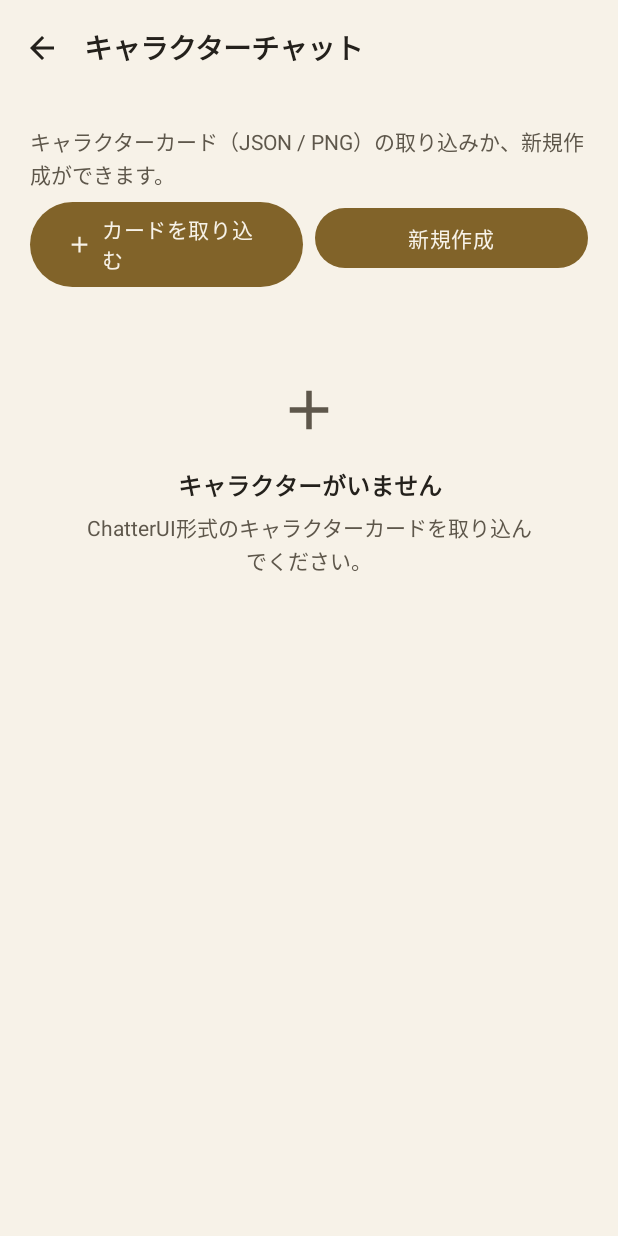
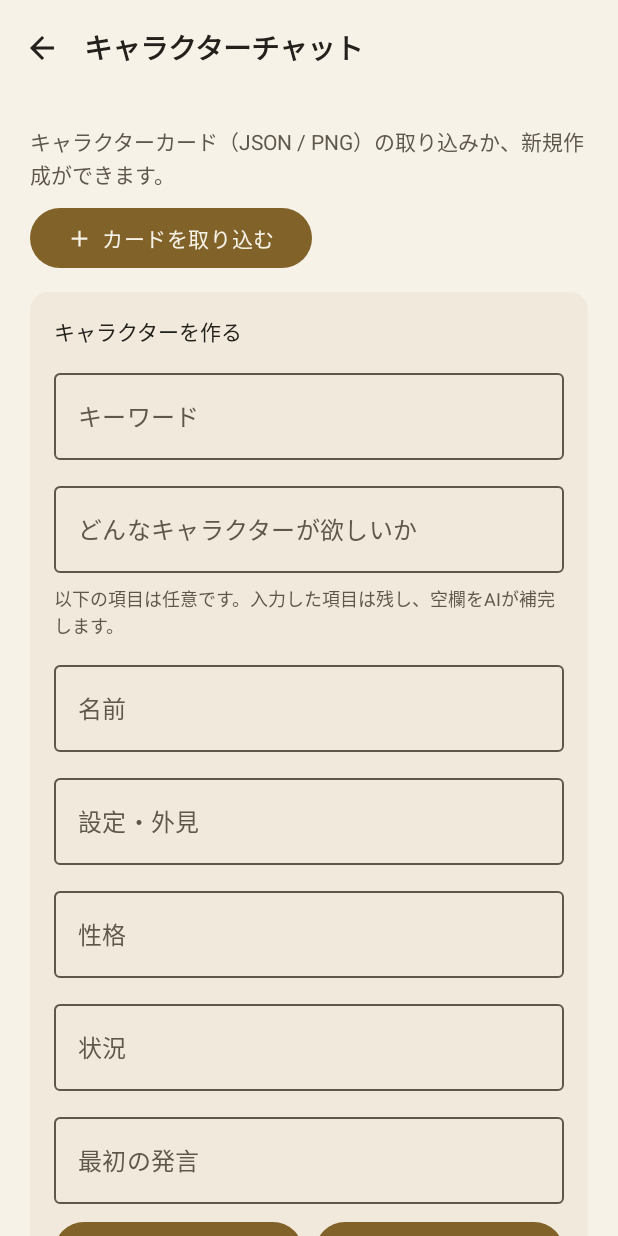
Before and after one commit to shiokunn/trpg, an Android app built with Jetpack Compose: the CharacterChatScreen screen opened through its navigation route, on a phone screen of 412 x 824 dp. Run offline under Robolectric (Android 15) with nearby library versions, the phone set to English and light mode, and no system bars; our stand-ins replace Material 3 Expressive styles (plain Material 3 is drawn), Room's generated code.

Commit message:
ui(chat): keep the creation form always visible

```diff
--- a/app/src/main/kotlin/io/github/shiokunn/trpg/ui/chat/CharacterChatScreen.kt
+++ b/app/src/main/kotlin/io/github/shiokunn/trpg/ui/chat/CharacterChatScreen.kt
@@ -65,7 +65,6 @@ fun CharacterChatScreen(viewModel: CharacterChatViewModel, onBack: () -> Unit) {
     val selected = characters.firstOrNull { it.id == selectedId }
 
     var input by remember { mutableStateOf("") }
-    var showCreate by remember { mutableStateOf(false) }
     var keywords by remember { mutableStateOf("") }
     var wish by remember { mutableStateOf("") }
     var name by remember { mutableStateOf("") }
@@ -138,18 +137,12 @@ fun CharacterChatScreen(viewModel: CharacterChatViewModel, onBack: () -> Unit) {
                             color = MaterialTheme.colorScheme.onSurfaceVariant,
                         )
                         Spacer(Modifier.size(8.dp))
-                        Row(horizontalArrangement = Arrangement.spacedBy(8.dp)) {
-                            Button(onClick = openPicker, modifier = Modifier.weight(1f)) {
+                        Button(onClick = openPicker) {
                             Icon(Icons.Default.Add, contentDescription = null, modifier = Modifier.size(18.dp))
                             Spacer(Modifier.width(6.dp))
                             Text("カードを取り込む")
                         }
-                            Button(onClick = { showCreate = !showCreate }, modifier = Modifier.weight(1f)) {
-                                Text(if (showCreate) "作成フォームを閉じる" else "新規作成")
                     }
-                        }
-                    }
-                    if (showCreate) {
                     item {
                         CreateCharacterCard(
                             creating = creating,
@@ -183,14 +176,11 @@ fun CharacterChatScreen(viewModel: CharacterChatViewModel, onBack: () -> Unit) {
                                     )
                                 }
                                 viewModel.createWithAi(keywords, wish, seed)
-                                    showCreate = false
                             },
                             onManual = {
                                 viewModel.createManual(name, description, personality, scenario, firstMessage)
-                                    showCreate = false
                             },
                         )
-                        }
                     }
                     if (characters.isEmpty()) {
                         item {
```
Lines whose indentation alone changed are shown as unchanged.
